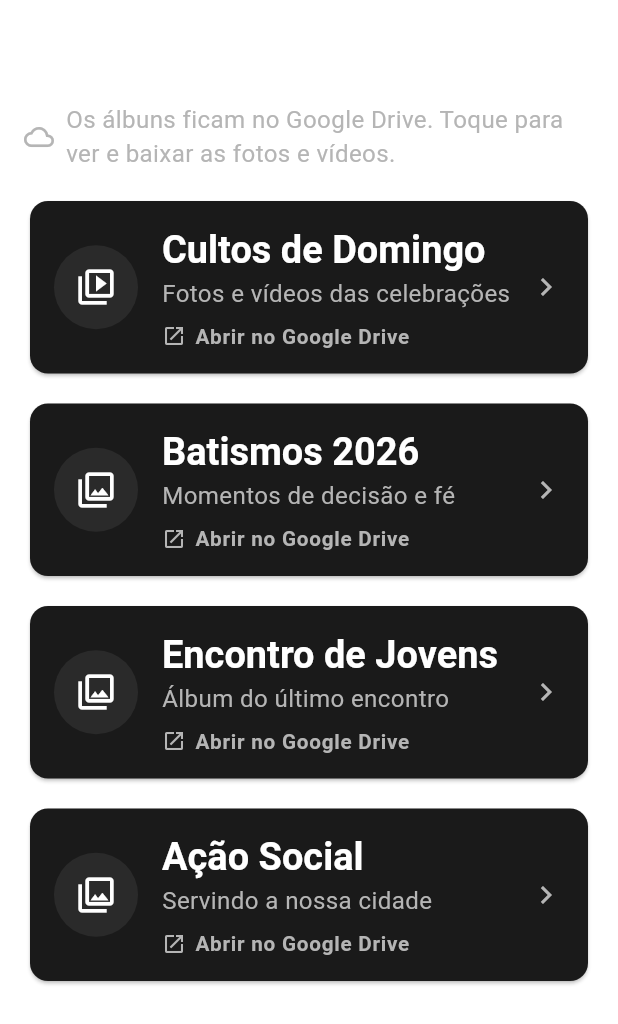
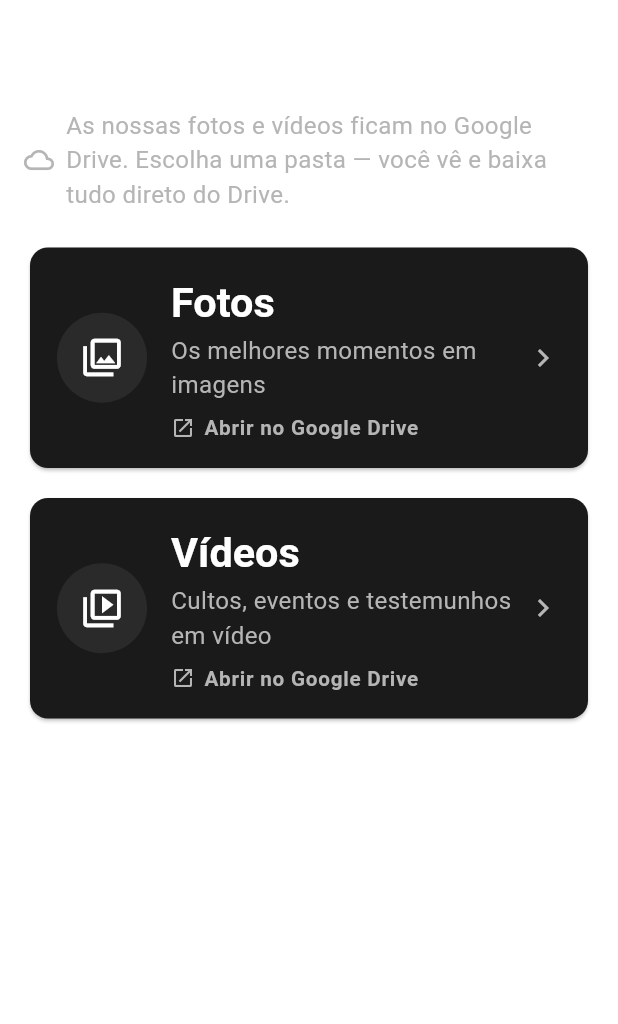
Before and after one commit to wendelcamargos-arch/GOEL-CHURCH, a Flutter app: the GaleriaScreen screen opened directly, on a phone screen of 412 x 824 dp. Shown: the top 1024 px of the screen. Run offline on Flutter 3.47's test engine with Material 3 defaults, Android fonts, the phone set to English and light mode, and no system bars; our stand-ins replace audioplayers, supabase_flutter; accounts and stored records are empty.

Commit message:
feat: Fotos e vídeos com link real do Drive (pastas Fotos/Vídeos)

```diff
--- a/lib/features/galeria/presentation/galeria_screen.dart
+++ b/lib/features/galeria/presentation/galeria_screen.dart
@@ -1,66 +1,38 @@
 import 'package:flutter/material.dart';
 import 'package:url_launcher/url_launcher.dart';
 
-/// Um álbum de fotos/vídeos hospedado no Google Drive.
-class AlbumDrive {
-  final String titulo;
-  final String descricao;
-  final bool video;
+/// Fotos e vídeos — as mídias ficam no Google Drive.
+///
+/// O link padrão é o da PASTA GERAL, que contém duas subpastas: "Fotos" e
+/// "Vídeos". A pessoa escolhe uma pasta e vê/baixa tudo direto do Drive.
+///
+/// Se um dia houver os links DIRETOS de cada subpasta, basta passar [fotosUrl]
+/// e/ou [videosUrl] — os cartões passam a abrir a pasta certa direto. Enquanto
+/// não houver, ambos abrem a pasta geral (onde as duas pastas aparecem).
+class GaleriaScreen extends StatelessWidget {
+  /// Pasta geral no Google Drive (contém as pastas Fotos e Vídeos).
+  final String pastaGeralUrl;
 
-  /// Link da pasta/álbum no Google Drive (o Owner injeta os reais).
-  final String driveUrl;
-
-  const AlbumDrive({
-    required this.titulo,
-    required this.descricao,
-    required this.driveUrl,
-    this.video = false,
-  });
-}
-
-/// Fotos e vídeos — álbuns no Google Drive.
-///
-/// As mídias ficam no Google Drive: cada álbum abre a pasta correspondente no
-/// app/navegador, onde a pessoa visualiza e baixa direto do Drive. Camada de
-/// apresentação: os álbuns chegam por parâmetro (com exemplos como padrão);
-/// o Owner substitui pelos links reais das pastas.
-class GaleriaScreen extends StatelessWidget {
-  final List<AlbumDrive>? albuns;
+  /// Links diretos (opcionais) de cada subpasta.
+  final String? fotosUrl;
+  final String? videosUrl;
 
   /// Injeção opcional para abrir o link (testes). Nulo → usa url_launcher.
   final Future<void> Function(String url)? onAbrir;
 
-  const GaleriaScreen({super.key, this.albuns, this.onAbrir});
-
-  static const _exemplo = <AlbumDrive>[
-    AlbumDrive(
-      titulo: 'Cultos de Domingo',
-      descricao: 'Fotos e vídeos das celebrações',
-      driveUrl: 'https://drive.google.com/',
-      video: true,
-    ),
-    AlbumDrive(
-      titulo: 'Batismos 2026',
-      descricao: 'Momentos de decisão e fé',
-      driveUrl: 'https://drive.google.com/',
-    ),
-    AlbumDrive(
-      titulo: 'Encontro de Jovens',
-      descricao: 'Álbum do último encontro',
-      driveUrl: 'https://drive.google.com/',
-    ),
-    AlbumDrive(
-      titulo: 'Ação Social',
-      descricao: 'Servindo a nossa cidade',
-      driveUrl: 'https://drive.google.com/',
-    ),
-  ];
+  const GaleriaScreen({
+    super.key,
+    this.pastaGeralUrl =
+        'https://drive.google.com/drive/folders/1BsRKnvIXsRAKJZat1_Yor4UJiHo4gU3k?usp=drive_link',
+    this.fotosUrl,
+    this.videosUrl,
+    this.onAbrir,
+  });
 
   @override
   Widget build(BuildContext context) {
     final textTheme = Theme.of(context).textTheme;
     final scheme = Theme.of(context).colorScheme;
-    final lista = albuns ?? _exemplo;
 
     return Scaffold(
       appBar: AppBar(title: const Text('Fotos e vídeos')),
@@ -69,27 +41,45 @@ class GaleriaScreen extends StatelessWidget {
           child: ConstrainedBox(
             constraints: const BoxConstraints(maxWidth: 720),
             child: ListView(
-              padding: const EdgeInsets.fromLTRB(16, 12, 16, 32),
+              padding: const EdgeInsets.fromLTRB(16, 16, 16, 32),
               children: [
                 Row(
                   children: [
-                    Icon(Icons.cloud_outlined, size: 20, color: scheme.onSurfaceVariant),
+                    Icon(Icons.cloud_outlined,
+                        size: 20, color: scheme.onSurfaceVariant,),
                     const SizedBox(width: 8),
                     Expanded(
                       child: Text(
-                        'Os álbuns ficam no Google Drive. Toque para ver e '
-                        'baixar as fotos e vídeos.',
+                        'As nossas fotos e vídeos ficam no Google Drive. '
+                        'Escolha uma pasta — você vê e baixa tudo direto do Drive.',
                         style: textTheme.bodyMedium
                             ?.copyWith(color: scheme.onSurfaceVariant),
                       ),
                     ),
                   ],
                 ),
-                const SizedBox(height: 16),
-                for (final a in lista) ...[
-                  _AlbumCard(album: a, onTap: () => _abrir(context, a.driveUrl)),
-                  const SizedBox(height: 12),
-                ],
+                const SizedBox(height: 20),
+                _PastaCard(
+                  titulo: 'Fotos',
+                  descricao: 'Os melhores momentos em imagens',
+                  icon: Icons.photo_library_outlined,
+                  onTap: () => _abrir(context, fotosUrl ?? pastaGeralUrl),
+                ),
+                const SizedBox(height: 12),
+                _PastaCard(
+                  titulo: 'Vídeos',
+                  descricao: 'Cultos, eventos e testemunhos em vídeo',
+                  icon: Icons.video_library_outlined,
+                  onTap: () => _abrir(context, videosUrl ?? pastaGeralUrl),
+                ),
+                const SizedBox(height: 20),
+                Center(
+                  child: TextButton.icon(
+                    onPressed: () => _abrir(context, pastaGeralUrl),
+                    icon: const Icon(Icons.folder_open_outlined),
+                    label: const Text('Abrir a pasta geral no Drive'),
+                  ),
+                ),
               ],
             ),
           ),
@@ -123,10 +113,17 @@ class GaleriaScreen extends StatelessWidget {
   }
 }
 
-class _AlbumCard extends StatelessWidget {
-  final AlbumDrive album;
+class _PastaCard extends StatelessWidget {
+  final String titulo;
+  final String descricao;
+  final IconData icon;
   final VoidCallback onTap;
-  const _AlbumCard({required this.album, required this.onTap});
+  const _PastaCard({
+    required this.titulo,
+    required this.descricao,
+    required this.icon,
+    required this.onTap,
+  });
 
   @override
   Widget build(BuildContext context) {
@@ -134,29 +131,23 @@ class _AlbumCard extends StatelessWidget {
     final scheme = Theme.of(context).colorScheme;
     return Semantics(
       button: true,
-      label: 'Abrir ${album.titulo} no Google Drive',
+      label: 'Abrir $titulo no Google Drive',
       child: Card(
         clipBehavior: Clip.antiAlias,
         child: InkWell(
           onTap: onTap,
           child: Padding(
-            padding: const EdgeInsets.all(16),
+            padding: const EdgeInsets.all(18),
             child: Row(
               children: [
                 Container(
-                  width: 56,
-                  height: 56,
+                  width: 60,
+                  height: 60,
                   decoration: BoxDecoration(
                     color: scheme.primaryContainer,
                     shape: BoxShape.circle,
                   ),
-                  child: Icon(
-                    album.video
-                        ? Icons.video_library_outlined
-                        : Icons.photo_library_outlined,
-                    size: 28,
-                    color: scheme.onPrimaryContainer,
-                  ),
+                  child: Icon(icon, size: 30, color: scheme.onPrimaryContainer),
                 ),
                 const SizedBox(width: 16),
                 Expanded(
@@ -164,13 +155,13 @@ class _AlbumCard extends StatelessWidget {
                     crossAxisAlignment: CrossAxisAlignment.start,
                     children: [
                       Text(
-                        album.titulo,
-                        style: textTheme.titleLarge
-                            ?.copyWith(fontWeight: FontWeight.w600),
+                        titulo,
+                        style: textTheme.headlineSmall
+                            ?.copyWith(fontWeight: FontWeight.w700),
                       ),
                       const SizedBox(height: 2),
                       Text(
-                        album.descricao,
+                        descricao,
                         style: textTheme.bodyMedium
                             ?.copyWith(color: scheme.onSurfaceVariant),
                       ),
```
Also changed, not shown: 1 other file.
